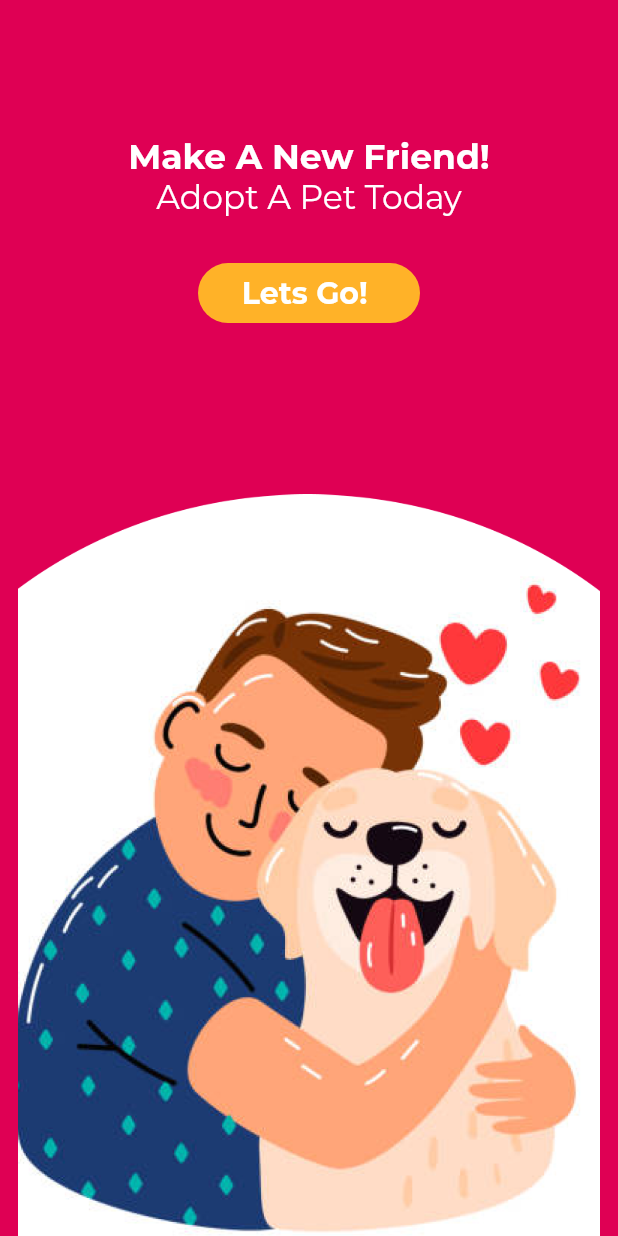
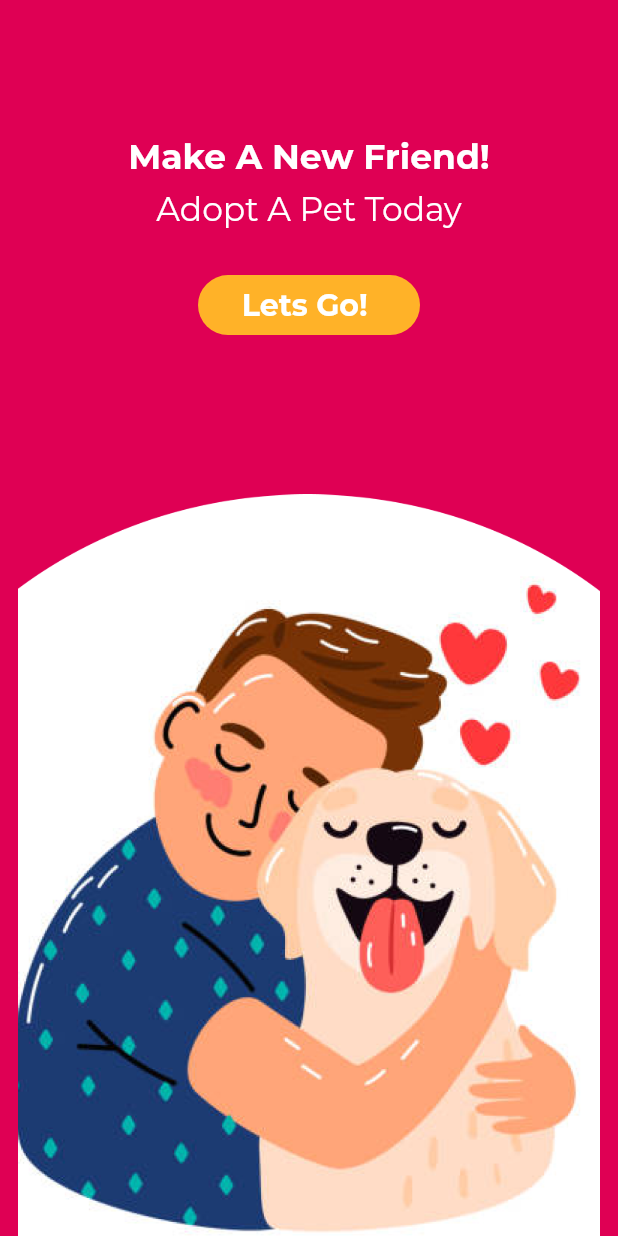
Before and after one commit to pimphand/mypet, a Flutter app: the screen it shows after launch, on a phone screen of 412 x 824 dp. Run offline on Flutter 3.47's test engine with Material 2 defaults, Android fonts, the light colour scheme and no system bars; our stand-ins replace google_fonts.

Commit message:
fixing splash

```diff
--- a/lib/splashscreen.dart
+++ b/lib/splashscreen.dart
@@ -33,6 +33,7 @@ class SplashScreen extends StatelessWidget {
                     ),
                   ),
                   Container(
+                    margin: EdgeInsets.only(top: 8),
                     child: Center(
                       child: Text(
                         'Adopt A Pet Today',
```
